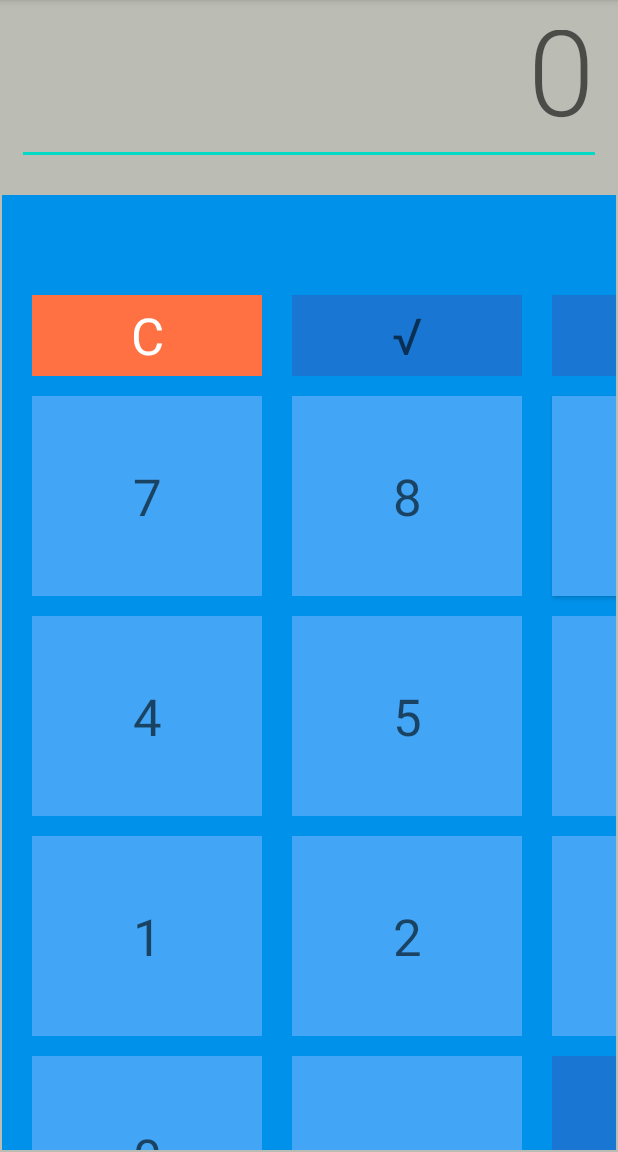
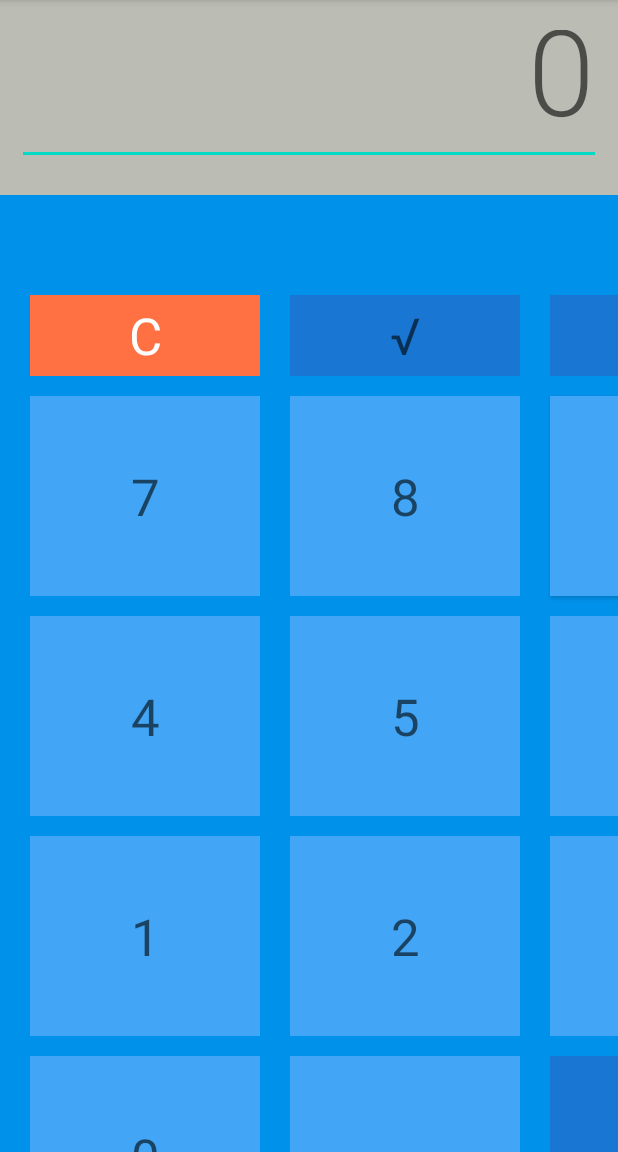
Before and after one commit to czujko/Calculadora, an Android app: the screen it shows after launch (MainActivity), on a phone screen of 412 x 824 dp, the part 84-1236 px from its top. Run offline under Robolectric (Android 15) with nearby library versions, the phone set to English and light mode, and no system bars.

Commit message:
Constraints MainActivity

```diff
--- a/app/src/main/res/layout/activity_main.xml
+++ b/app/src/main/res/layout/activity_main.xml
@@ -11,10 +11,7 @@
         android:id="@+id/tableLayout"
         android:layout_width="0dp"
         android:layout_height="0dp"
-        android:layout_marginStart="1dp"
         android:layout_marginTop="130dp"
-        android:layout_marginEnd="1dp"
-        android:layout_marginBottom="1dp"
         android:background="#0091EA"
         app:layout_constraintBottom_toBottomOf="parent"
         app:layout_constraintEnd_toEndOf="parent"
```
